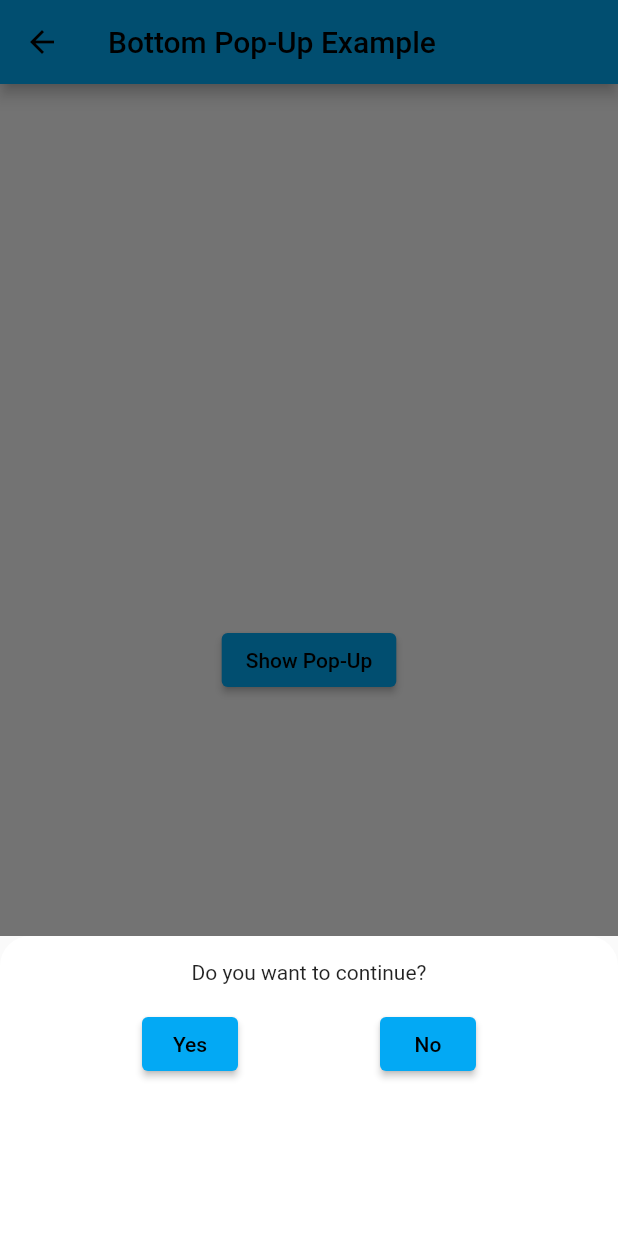
After one commit to MR-Sambit/interpText, a Flutter app: the camB screen opened directly, after a tap on "Show Pop-Up", on a phone screen of 412 x 824 dp. The commit adds this screen. Run offline on Flutter 3.47's test engine with Material 2 defaults, Android fonts, the phone set to English and light mode, and no system bars.

Commit message:
BUG fix Needed

```diff
--- /dev/null
+++ b/lib/View/cambutton_1.dart
@@ -0,0 +1,69 @@
+import 'package:flutter/material.dart';
+import 'package:flutter/src/widgets/framework.dart';
+import 'package:flutter/src/widgets/placeholder.dart';
+
+// ignore: camel_case_types
+class camB extends StatefulWidget {
+  const camB({super.key});
+
+  @override
+  State<camB> createState() => camBState();
+}
+
+class camBState extends State<camB> {
+  Widget _buildBottomPopup(BuildContext context) {
+  return Container(
+    height: 200,
+    decoration: BoxDecoration(
+      color: Colors.white,
+      borderRadius: const BorderRadius.only(
+        topLeft: Radius.circular(20),
+        topRight: Radius.circular(20),
+      ),
+    ),
+    child: Column(
+      children: [
+        SizedBox(height: 16),
+        Text('Do you want to continue?'),
+        SizedBox(height: 16),
+        Row(
+          mainAxisAlignment: MainAxisAlignment.spaceEvenly,
+          children: [
+            ElevatedButton(
+              onPressed: () {
+                // Do something when the user taps the first button
+              },
+              child: Text('Yes'),
+            ),
+            ElevatedButton(
+              onPressed: () {
+                // Do something when the user taps the second button
+              },
+              child: Text('No'),
+            ),
+          ],
+        ),
+      ],
+    ),
+  );
+}
+ @override
+Widget build(BuildContext context) {
+  return Scaffold(
+    appBar: AppBar(
+      title: Text('Bottom Pop-Up Example'),
+    ),
+    body: Center(
+      child: ElevatedButton(
+        onPressed: () {
+          showModalBottomSheet(
+            context: context,
+            builder: _buildBottomPopup,
+          );
+        },
+        child: Text('Show Pop-Up'),
+      ),
+    ),
+  );
+}
+}
--- a/lib/cambutton.dart
+++ b/lib/cambutton.dart
@@ -1,6 +1,8 @@
 import 'package:flutter/material.dart';
 import 'package:flutter/src/widgets/framework.dart';
 import 'package:flutter/src/widgets/placeholder.dart';
+
+import 'View/cambutton_1.dart';
 
 class CamButton extends StatefulWidget {
   const CamButton({super.key});
@@ -15,6 +17,7 @@ class _CamButtonState extends State<CamButton> {
     return InkWell(
       onTap: () {
         // Perform camera action
+        camBState();
       },
       child: Padding(
         padding: const EdgeInsets.all(45),
```
Also changed, not shown: lib/View/Camerapage.dart (deleted, +0 -17 lines), lib/View/camera.dart (deleted, +0 -27 lines), pubspec.lock, 1 other file.
